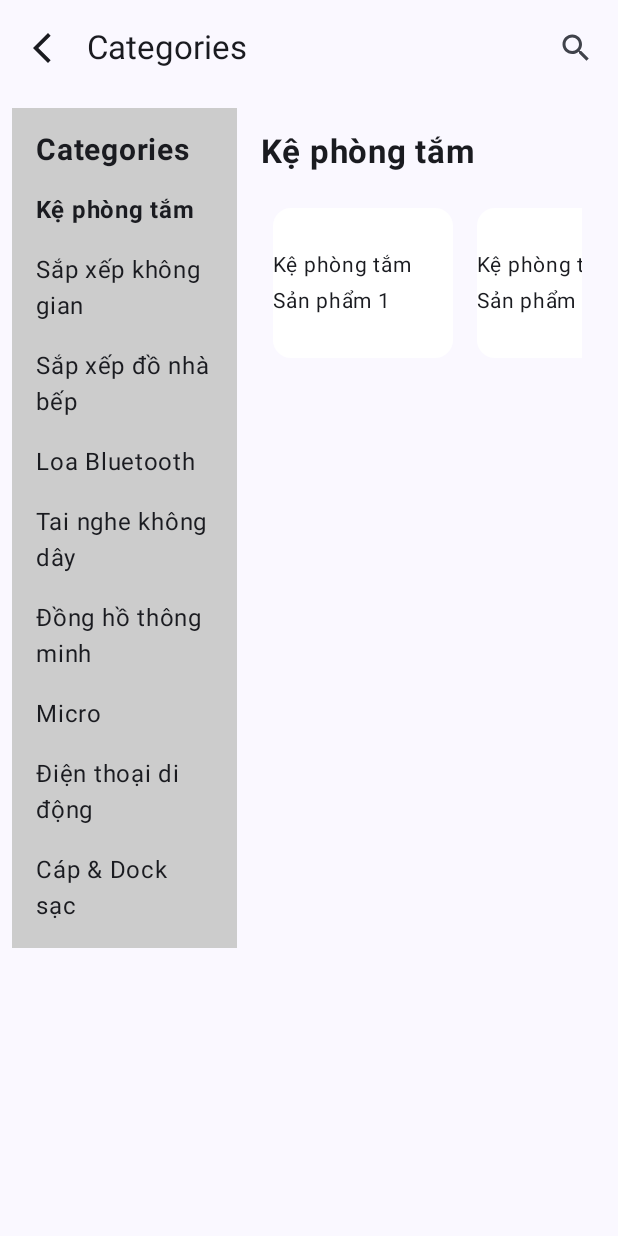
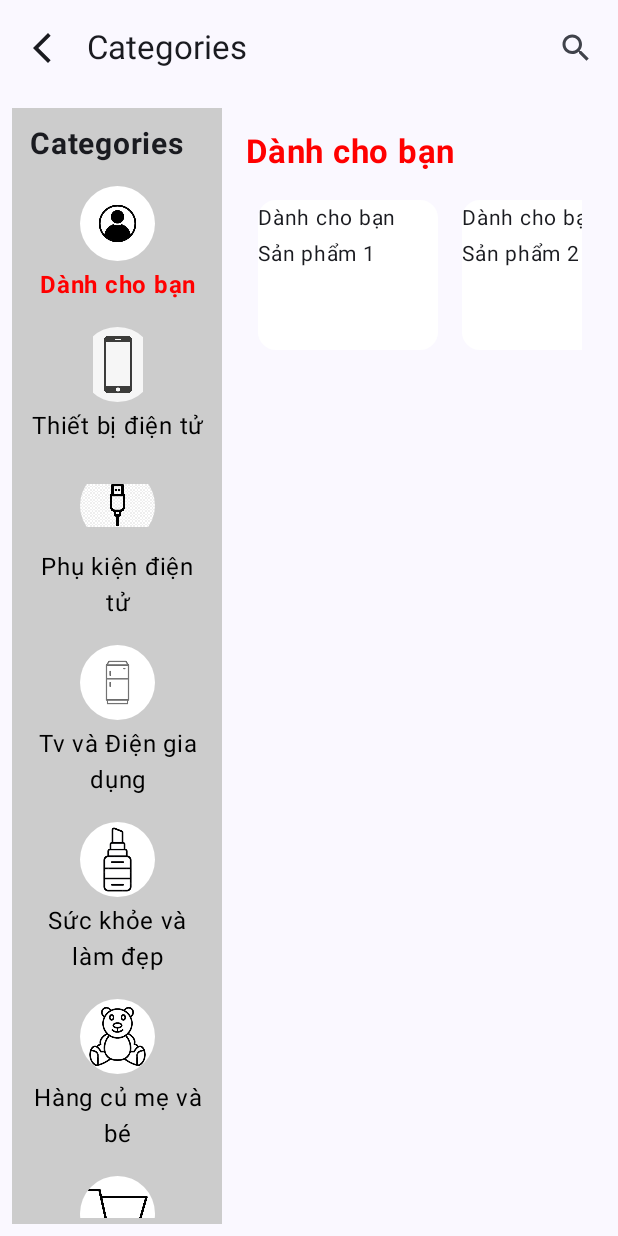
Before and after one commit to Oanh1503-git/app_-e-commerce, an Android app built with Jetpack Compose: the screen it shows after launch (MainActivity), item 2 of the bottom bar chosen, on a phone screen of 412 x 824 dp. Run offline under Robolectric (Android 15) with nearby library versions, the phone set to English and light mode, and no system bars.

Commit message:
chage menu left

```diff
--- a/App_e-commerce/app/src/main/java/com/example/app_e_commerce/views/Catagories.kt
+++ b/App_e-commerce/app/src/main/java/com/example/app_e_commerce/views/Catagories.kt
@@ -7,6 +7,8 @@ import androidx.compose.foundation.layout.*
 import androidx.compose.foundation.lazy.LazyColumn
 import androidx.compose.foundation.lazy.LazyRow
 import androidx.compose.foundation.lazy.items
+import androidx.compose.foundation.lazy.itemsIndexed
+import androidx.compose.foundation.shape.CircleShape
 import androidx.compose.material.icons.Icons
 import androidx.compose.material.icons.filled.ArrowBackIosNew
 import androidx.compose.material.icons.filled.Search
@@ -18,6 +20,7 @@ import androidx.compose.runtime.remember
 import androidx.compose.runtime.setValue
 import androidx.compose.ui.Alignment
 import androidx.compose.ui.Modifier
+import androidx.compose.ui.draw.clip
 import androidx.compose.ui.graphics.Color
 import androidx.compose.ui.layout.ContentScale
 import androidx.compose.ui.res.painterResource
@@ -72,53 +75,80 @@ fun Categories(navHostController: NavHostController) {
 }
 @Composable
 fun AppContent() {
-    var selectedCategory by remember { mutableStateOf(categories.first()) }
+    val defaultCategories= categories.firstOrNull()?:"No Category"
+    var selectedCategory by remember { mutableStateOf(defaultCategories) }
+    val categoryImages= listOf(
+        R.drawable.personicon, R.drawable.martphone,R.drawable.icondaysac,
+        R.drawable.icontulanh,R.drawable.iconson,R.drawable.icongaubong2,
+        R.drawable.carticon, R.drawable.iconsofa,R.drawable.iconhinhvay,
+        R.drawable.iconaosomi,R.drawable.icondongho,R.drawable.iconbongda,
+        R.drawable.iconoto,R.drawable.iconvocher)
 
     Row(modifier = Modifier.fillMaxSize()) {
         // Menu bên trái
-        MenuSidebar(selectedCategory,
+
+       Column() {
+           MenuSidebar(selectedCategory,
             onCategorySelected={category ->
                 selectedCategory = category},
-            modifier=Modifier.weight(1f))
+            modifier=Modifier.weight(1f),
+            categoryImages=categoryImages)}
 
-        // Nội dung bên phải
-        ContentScreen(selectedCategory,Modifier.weight(3f))
+      ContentScreen(selectedCategory, modifier = Modifier.weight(4f))
     }
 }
 
 @Composable
-fun MenuSidebar(selectedCategory: String, onCategorySelected: (String) -> Unit,modifier:Modifier) {
+fun MenuSidebar(
+    selectedCategory: String,
+    onCategorySelected: (String) -> Unit,
+    modifier: Modifier,
+    categoryImages: List<Int> // Nhận danh sách ảnh làm tham số
+) {
     Column(
-        modifier = Modifier
-            .width(150.dp)
+        modifier = modifier
+            .width(140.dp)
             .background(Color.LightGray)
-            .padding(8.dp)
+            .padding(4.dp)
     ) {
-        Text("Categories", fontSize = 20.sp, fontWeight = FontWeight.Bold, modifier = Modifier.padding(8.dp))
+        Text("Categories",
+            fontSize = 20.sp,
+            fontWeight = FontWeight.Bold,
+            modifier = Modifier.padding(8.dp))
+
         LazyColumn {
-            items(categories) { category ->
-                Box(
-
+            itemsIndexed(categories) { index, category ->
+                Column(
+                    modifier = Modifier
+                        .fillMaxWidth()
+                        .clickable { onCategorySelected(category) }
+                        .padding(8.dp),
+                    horizontalAlignment = Alignment.CenterHorizontally,
+                    verticalArrangement = Arrangement.Center
                 ) {
-                    Column(){
-                        Text(
-                            text = category,
-                            fontSize = 16.sp,
-                            fontWeight = if (category == selectedCategory)
-                                FontWeight.Bold else FontWeight.Normal,
-                            modifier = Modifier
-                                .fillMaxWidth()
-                                .clickable { onCategorySelected(category) }
-                                .padding(8.dp)
-                        )
-                    }
-
+                    // Hiển thị hình ảnh tương ứng với danh mục
+                    Image(
+                        painter = painterResource(id = categoryImages[index]),
+                        contentDescription = category,
+                        modifier = Modifier
+                            .size(50.dp)
+                            .clip(CircleShape)
+                    )
+                    Spacer(modifier = Modifier.height(4.dp))
+                    Text(
+                        text = category,
+                        textAlign = TextAlign.Center,
+                        fontSize = 16.sp,
+                        fontWeight = if (category == selectedCategory)
+                        FontWeight.Bold else FontWeight.Normal,
+                        color = if (category == selectedCategory)
+                        Color.Red else Color.Black
+                    )
                 }
             }
         }
     }
 }
-
 @Composable
 fun ContentScreen(category: String,modifier: Modifier) {
     Column(
@@ -126,8 +156,9 @@ fun ContentScreen(category: String,modifier: Modifier) {
             .fillMaxSize()
             .padding(16.dp)
     ) {
-        Text("$category", fontSize = 22.sp, fontWeight = FontWeight.Bold)
-        Spacer(modifier = Modifier.height(16.dp))
+        Text("$category", fontSize = 22.sp,
+            fontWeight = FontWeight.Bold, color = Color.Red)
+        Spacer(modifier = Modifier.padding(5.dp))
         LazyRow {
             items(getProducts(category)) { product ->
                 ProductItem(product)
@@ -145,16 +176,18 @@ fun ProductItem(product: String) {
             .height(100.dp),
         colors = CardDefaults.cardColors(Color.White)
     ) {
-        Box(contentAlignment = Alignment.Center, modifier = Modifier.fillMaxSize()) {
+        Box(contentAlignment = Alignment.Center) {
             Text(product, fontSize = 14.sp)
         }
     }
 }
 
 val categories = listOf(
-    "Kệ phòng tắm", "Sắp xếp không gian", "Sắp xếp đồ nhà bếp",
-    "Loa Bluetooth", "Tai nghe không dây", "Đồng hồ thông minh",
-    "Micro", "Điện thoại di động", "Cáp & Dock sạc"
+    "Dành cho bạn", "Thiết bị điện tử", "Phụ kiện điện tử",
+    "Tv và Điện gia dụng", "Sức khỏe và làm đẹp", "Hàng củ mẹ và bé",
+    "Siêu thị tạp hóa", "gia dụng và đời sống", "thời trang và phụ kiện nữ",
+    "thời trang và phụ kiện nam", "thời trang và phụ kiện trẻ","Thể thao và du lịch",
+    "Ô tô , xe máy thiết bị đinh vị","Vocher và dịch vụ"
 )
 
 fun getProducts(category: String): List<String> {
```
Also changed, not shown: App_e-commerce/app/src/main/res/drawable/iconaosomi.jpg (added), App_e-commerce/app/src/main/res/drawable/iconbongda.png (added), App_e-commerce/app/src/main/res/drawable/icondaysac.PNG (added), App_e-commerce/app/src/main/res/drawable/icondongho.png (added), App_e-commerce/app/src/main/res/drawable/icongaubong2.png (added), App_e-commerce/app/src/main/res/drawable/iconhinhvay.jpg (added), App_e-commerce/app/src/main/res/drawable/iconoto.PNG (added), App_e-commerce/app/src/main/res/drawable/iconsofa.png (added), App_e-commerce/app/src/main/res/drawable/iconson.png (added), App_e-commerce/app/src/main/res/drawable/icontulanh.png (added), App_e-commerce/app/src/main/res/drawable/iconvocher.png (added), App_e-commerce/app/src/main/res/drawable/martphone.jpg (added), 1 other file.
